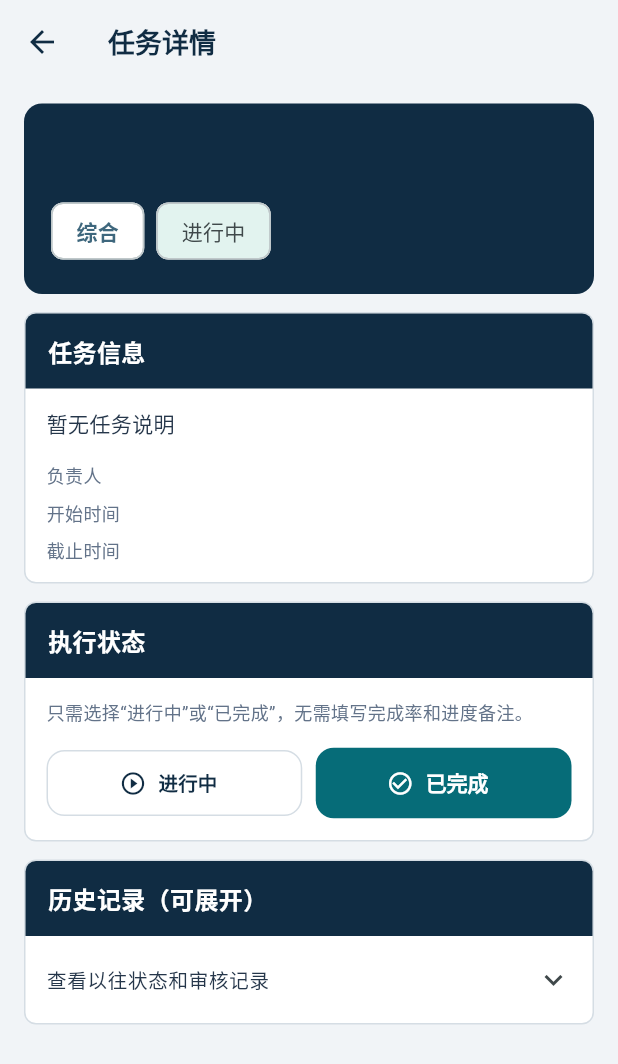
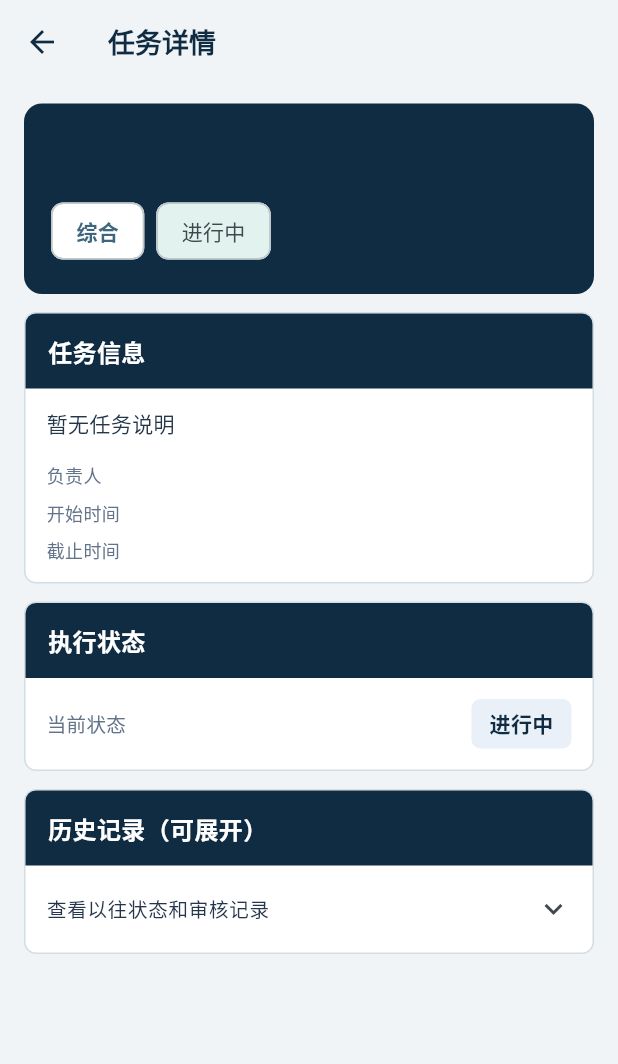
Before and after one commit to wang0166/Software-Testing, a Flutter app: the TaskProgressPage screen opened directly with empty values, on a phone screen of 412 x 824 dp. Shown: the top 1064 px of the screen. Run offline on Flutter 3.47's test engine with Material 3 defaults, Android fonts, the phone set to English and light mode, and no system bars; our stand-ins replace flutter_secure_storage, image_picker, shared_preferences; accounts and stored records are empty.

Commit message:
fix: improve task completion button and add widget test

```diff
--- a/mobile/lib/screens/task_progress_page.dart
+++ b/mobile/lib/screens/task_progress_page.dart
@@ -17,6 +17,9 @@ class _TaskProgressPageState extends State<TaskProgressPage> {
   late TaskItem current;
   late Future<List<TaskProgressRecord>> _history;
   bool _saving = false;
+  // Prevent a stale task-list response from re-enabling the completion action
+  // immediately after the server has accepted the completion record.
+  bool _completionSubmitted = false;
 
   @override void initState() {
     super.initState();
@@ -42,15 +45,41 @@ class _TaskProgressPageState extends State<TaskProgressPage> {
     }
   }
 
-  String get _status => current.status == 'COMPLETED' ? '已完成' : '进行中';
+  bool get _isCompleted => current.status == 'COMPLETED' || _completionSubmitted;
+  String get _status => _isCompleted ? '已完成' : '进行中';
 
-  Future<void> _change(String status) async {
-    if (_saving || current.status == 'COMPLETED') return;
-    if (status == 'COMPLETED') {
+  String _formatTimestamp(DateTime time) {
+    final local = time.toLocal();
+    String two(int value) => value.toString().padLeft(2, '0');
+    return '${local.year}-${two(local.month)}-${two(local.day)} '
+      '${two(local.hour)}:${two(local.minute)}';
+  }
+
+  String _completionTime(List<TaskProgressRecord>? records) {
+    DateTime? latest;
+    for (final record in records ?? const <TaskProgressRecord>[]) {
+      if (record.status != 'COMPLETED') continue;
+      final parsed = DateTime.tryParse(record.createdAt.replaceFirst(' ', 'T'));
+      if (parsed != null && (latest == null || parsed.isAfter(latest))) {
+        latest = parsed;
+      }
+    }
+    // Older backend versions only expose the last progress update time.
+    if (latest == null && current.status == 'COMPLETED') {
+      final raw = current.progressUpdatedAt;
+      if (raw != null) {
+        latest = DateTime.tryParse(raw.replaceFirst(' ', 'T'));
+      }
+    }
+    return latest == null ? '等待后端同步' : _formatTimestamp(latest);
+  }
+
+  Future<void> _completeTask() async {
+    if (_saving || _isCompleted || current.source != 'RECEIVED') return;
     final confirmed = await showDialog<bool>(context: context,
       builder: (ctx) => AlertDialog(
         title: const Text('确认任务已完成？'),
-          content: const Text('完成后不能再直接改为进行中，后续检查由原审批流程处理。'),
+        content: const Text('标记完成后不能直接改回进行中。如需完成检查，仍须按原有审核流程操作。'),
         actions: [
           TextButton(onPressed: () => Navigator.pop(ctx, false),
             child: const Text('取消')),
@@ -59,19 +88,21 @@ class _TaskProgressPageState extends State<TaskProgressPage> {
         ],
       ));
     if (confirmed != true || !mounted) return;
-    }
-    // Compatibility with the existing progress API: it still requires a
-    // percentage, though the simplified mobile UI no longer requests one.
-    final percent = status == 'COMPLETED' ? 100
-      : (current.progressPercent ?? 0).clamp(0, 99).toInt();
     setState(() => _saving = true);
     try {
+      // Keep the existing backend API and its ownership / review checks.
+      // Only the mobile interaction is simplified; the API still needs 100%.
       await widget.app.repo.updateTaskProgress(current,
-        status: status, percent: percent, note: '');
+        status: 'COMPLETED', percent: 100, note: '');
+      if (!mounted) return;
+      setState(() {
+        _completionSubmitted = true;
+        _history = widget.app.repo.taskProgressHistory(current.id);
+      });
       await _refresh();
       if (mounted) {
         ScaffoldMessenger.of(context).showSnackBar(
-          SnackBar(content: Text(status == 'COMPLETED' ? '已标记完成' : '已设为进行中')));
+          const SnackBar(content: Text('已标记完成')));
       }
     } catch (e) {
       if (mounted) {
@@ -144,29 +175,54 @@ class _TaskProgressPageState extends State<TaskProgressPage> {
           BusinessPanel(title: '执行状态', child: Padding(
             padding: const EdgeInsets.symmetric(vertical: 14),
             child: Column(crossAxisAlignment: CrossAxisAlignment.stretch, children: [
-              const Text('只需选择“进行中”或“已完成”，无需填写完成率和进度备注。',
-                style: TextStyle(color: Palette.muted, fontSize: 12)),
-              const SizedBox(height: 13),
               Row(children: [
-                Expanded(child: OutlinedButton.icon(
-                  key: const Key('task_status_in_progress'),
-                  onPressed: _saving || current.status == 'COMPLETED'
-                    ? null : () => _change('IN_PROGRESS'),
-                  icon: const Icon(Icons.play_circle_outline),
-                  label: const Text('进行中'))),
-                const SizedBox(width: 9),
-                Expanded(child: FilledButton.icon(
-                  key: const Key('task_status_completed'),
-                  onPressed: _saving || current.status == 'COMPLETED'
-                    ? null : () => _change('COMPLETED'),
-                  icon: const Icon(Icons.check_circle_outline),
-                  label: const Text('已完成'))),
+                const Text('当前状态', style: TextStyle(
+                  color: Palette.muted, fontSize: 13)),
+                const Spacer(),
+                Container(
+                  padding: const EdgeInsets.symmetric(horizontal: 12, vertical: 6),
+                  decoration: BoxDecoration(
+                    color: _isCompleted ? const Color(0xFFE2F3EF)
+                      : const Color(0xFFE9F0F8),
+                    borderRadius: BorderRadius.circular(6)),
+                  child: Text(_status, style: TextStyle(
+                    fontWeight: FontWeight.w800,
+                    color: _isCompleted ? const Color(0xFF137E71) : Palette.deep)),
+                ),
               ]),
-              if (current.status == 'COMPLETED' &&
+              if (_isCompleted) ...[
+                const SizedBox(height: 8),
+                FutureBuilder<List<TaskProgressRecord>>(
+                  future: _history,
+                  builder: (context, snap) => _field('完成时间',
+                    snap.connectionState == ConnectionState.done
+                      ? _completionTime(snap.data) : '正在读取记录…'),
+                ),
+                if (current.reviewStatus == 'PENDING')
+                  const Padding(padding: EdgeInsets.only(top: 8),
+                    child: Text('已申请完成检查，等待审核',
+                      style: TextStyle(color: Palette.muted, fontSize: 12))),
+                if (current.reviewStatus == 'APPROVED')
+                  const Padding(padding: EdgeInsets.only(top: 8),
+                    child: Text('完成检查已通过',
+                      style: TextStyle(color: Palette.muted, fontSize: 12))),
+                if (current.source == 'RECEIVED' &&
                     (current.reviewStatus == 'NONE' || current.reviewStatus == 'RETURNED')) ...[
-                const SizedBox(height: 10),
+                  const SizedBox(height: 11),
                   OutlinedButton(onPressed: _saving ? null : _inviteReview,
                     child: const Text('申请完成检查')),
+                ],
+              ] else if (current.source == 'RECEIVED') ...[
+                const SizedBox(height: 13),
+                FilledButton.icon(
+                  key: const Key('task_mark_completed'),
+                  onPressed: _saving ? null : _completeTask,
+                  icon: _saving ? const SizedBox(width: 18, height: 18,
+                    child: CircularProgressIndicator(strokeWidth: 2,
+                      color: Colors.white))
+                    : const Icon(Icons.check_circle_outline),
+                  label: const Text('标记为已完成'),
+                ),
               ],
             ]))),
           const SizedBox(height: 12),
```
Also changed, not shown: 1 other file. Lines whose indentation alone changed are shown as unchanged.
